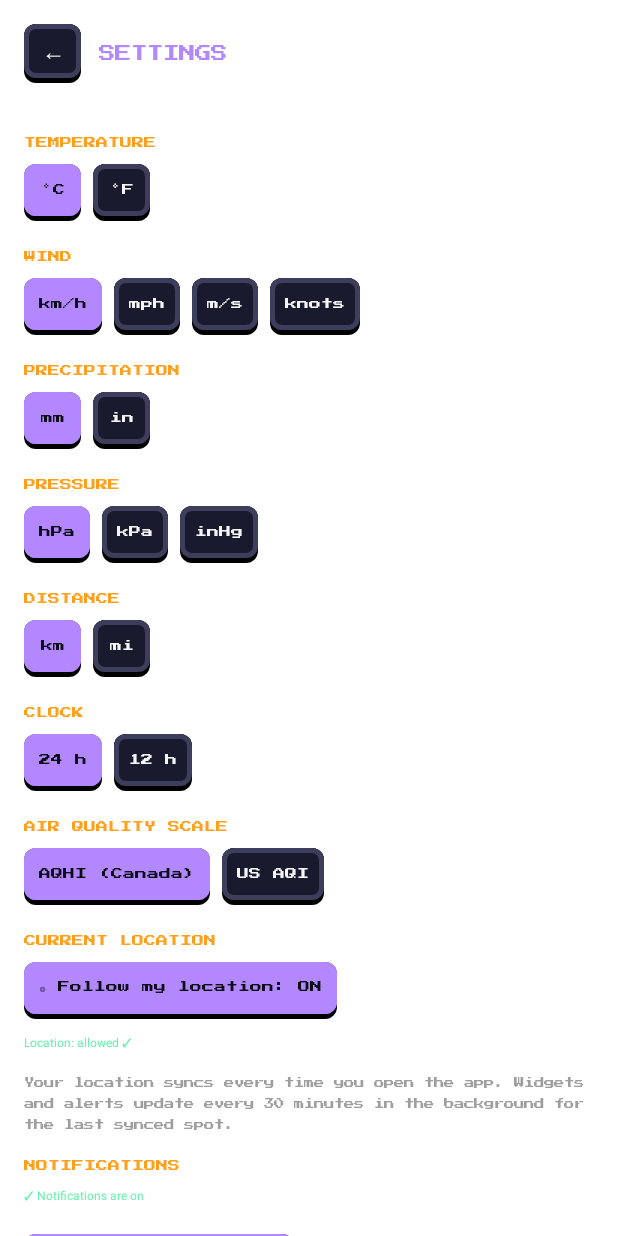
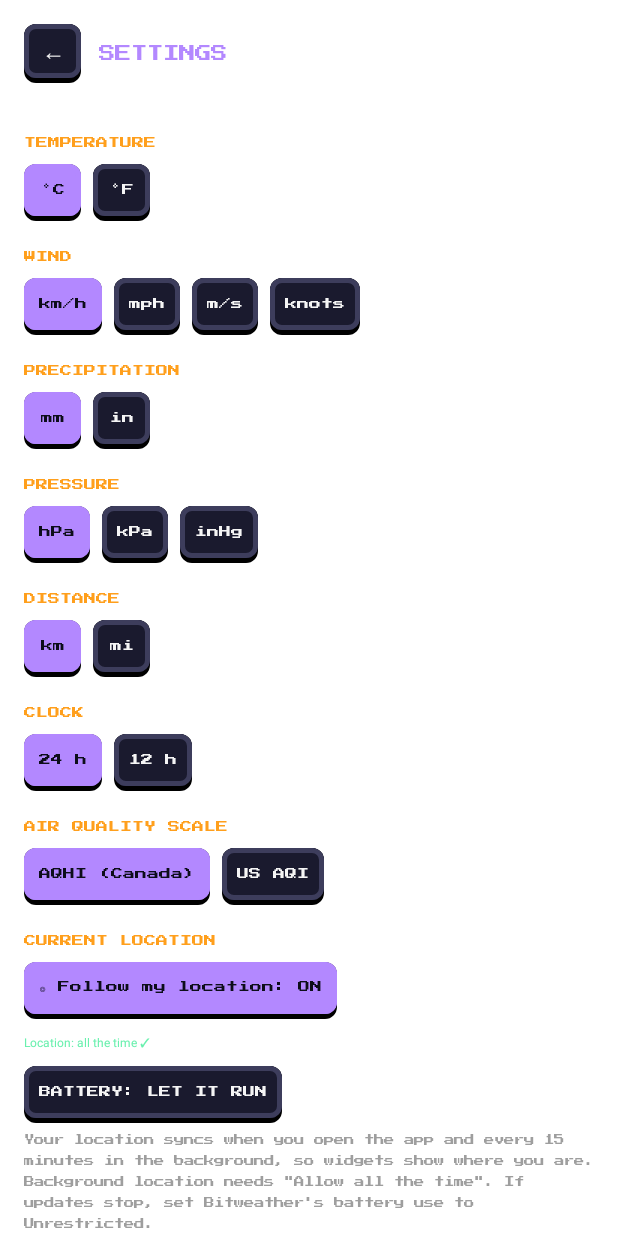
Before and after one commit to Hootywhooo86/bitweather, an Android app built with Jetpack Compose: the composable SettingsScreen shown on its own in the app's theme, on a phone screen of 412 x 824 dp. Run offline under Robolectric (Android 15) with nearby library versions, the phone set to English and light mode, and no system bars; network calls fail.

Commit message:
Widgets follow current location every 15 min; 6-hour forecast pops up reliably
- Background worker runs every 15 minutes (Android minimum) and syncs the
  current location when 'Allow all the time' is granted; restores that
  permission and adds a battery-settings shortcut
- 6-hour forecast is driven by an alarm allowed while idle (rescheduled on
  boot/update) instead of depending on deferred background work, and uses
  a new high-importance channel so it pops up
- Test covers the summary channel, posting and the next 6 h alarm

Co-Authored-By: Claude Opus 5.5 <noreply@anthropic.com>
Claude-Session: https://claude.ai/code/session_01Sc4EVVCMyX9uU7CGbhy5Ws

```diff
--- a/android/app/src/main/java/com/hootywhooo86/bitweather/BitweatherApp.kt
+++ b/android/app/src/main/java/com/hootywhooo86/bitweather/BitweatherApp.kt
@@ -3,6 +3,7 @@ package com.hootywhooo86.bitweather
 import android.app.Application
 import com.hootywhooo86.bitweather.data.Prefs
 import com.hootywhooo86.bitweather.notify.Notifier
+import com.hootywhooo86.bitweather.notify.SummaryAlarm
 import com.hootywhooo86.bitweather.work.UpdateWorker
 
 class BitweatherApp : Application() {
@@ -11,5 +12,6 @@ class BitweatherApp : Application() {
         Prefs.init(this)
         Notifier.channels(this)
         runCatching { UpdateWorker.schedule(this) }
+        SummaryAlarm.schedule(this)
     }
 }
--- a/android/app/src/main/java/com/hootywhooo86/bitweather/data/Repo.kt
+++ b/android/app/src/main/java/com/hootywhooo86/bitweather/data/Repo.kt
@@ -31,6 +31,9 @@ object LocationHelper {
     fun hasPermission(ctx: Context) =
         ContextCompat.checkSelfPermission(ctx, Manifest.permission.ACCESS_COARSE_LOCATION) == PackageManager.PERMISSION_GRANTED ||
             ContextCompat.checkSelfPermission(ctx, Manifest.permission.ACCESS_FINE_LOCATION) == PackageManager.PERMISSION_GRANTED
+
+    fun hasBackground(ctx: Context) = Build.VERSION.SDK_INT < Build.VERSION_CODES.Q ||
+        ContextCompat.checkSelfPermission(ctx, Manifest.permission.ACCESS_BACKGROUND_LOCATION) == PackageManager.PERMISSION_GRANTED
 
     @SuppressLint("MissingPermission")
     suspend fun current(ctx: Context): Location? {
@@ -71,7 +74,7 @@ object LocationHelper {
 }
 
 object Repo {
-    const val UPDATE_MS = 30 * 60 * 1000L
+    const val UPDATE_MS = 15 * 60 * 1000L
     private val mem = ConcurrentHashMap<String, WeatherBundle>()
     private val cycleLock = Mutex()
 
@@ -145,8 +148,10 @@ object Repo {
      */
     suspend fun cycle(ctx: Context, force: Boolean, foreground: Boolean, relocate: Boolean = false): WeatherBundle? = cycleLock.withLock {
         Prefs.init(ctx)
-        // Location syncs every time the app is opened; background runs reuse the last synced spot.
-        if ((relocate && Prefs.followGps) || Prefs.firstRun) {
+        // Location syncs when the app opens and on every 15-minute background run
+        // (background needs "Allow all the time"; otherwise the last synced spot is reused).
+        val canLocate = foreground || LocationHelper.hasBackground(ctx)
+        if (canLocate && ((relocate && Prefs.followGps) || Prefs.firstRun)) {
             runCatching { locate(ctx, select = foreground && (Prefs.activeId == "gps" || Prefs.firstRun)) }
         }
         val home = Prefs.home()
--- a/android/app/src/main/java/com/hootywhooo86/bitweather/ui/Screens.kt
+++ b/android/app/src/main/java/com/hootywhooo86/bitweather/ui/Screens.kt
@@ -187,11 +187,18 @@ fun SettingsScreen(act: MainActivity) {
                 Prefs.followGps = !Prefs.followGps; act.changed(); if (Prefs.followGps) act.refresh(true)
             }
         }
-        val fg = LocationHelper.hasPermission(ctx)
-        T(if (fg) "Location: allowed ✓" else "Location permission: OFF", 8.sp, if (fg) C.green else C.yellow,
-            Modifier.padding(top = 10.dp, bottom = 10.dp), family = androidx.compose.ui.text.font.FontFamily.Default)
-        if (!fg) Chips { PxButton("ALLOW LOCATION", primary = true) { act.requestLocation() } }
-        Note("Your location syncs every time you open the app. Widgets and alerts update every 30 minutes in the background for the last synced spot.")
+        val fg = LocationHelper.hasPermission(ctx); val bg = LocationHelper.hasBackground(ctx)
+        T(
+            when { !fg -> "Location permission: OFF"; !bg -> "Location: only while using the app"; else -> "Location: all the time ✓" },
+            8.sp, if (fg && bg) C.green else C.yellow, Modifier.padding(top = 10.dp, bottom = 10.dp),
+            family = androidx.compose.ui.text.font.FontFamily.Default,
+        )
+        Chips {
+            if (!fg) PxButton("ALLOW LOCATION", primary = true) { act.requestLocation() }
+            else if (!bg) PxButton("ALLOW ALL THE TIME", primary = true) { act.requestBackgroundLocation() }
+            PxButton("BATTERY: LET IT RUN") { act.openBatterySettings() }
+        }
+        Note("Your location syncs when you open the app and every 15 minutes in the background, so widgets show where you are. Background location needs \"Allow all the time\". If updates stop, set Bitweather's battery use to Unrestricted.")
 
         Section("NOTIFICATIONS")
         val allowed = Notifier.allowed(ctx)
@@ -202,6 +209,7 @@ fun SettingsScreen(act: MainActivity) {
             PxButton("! Weather alerts: ${if (Prefs.notifyAlerts) "ON" else "OFF"}", on = Prefs.notifyAlerts) { Prefs.notifyAlerts = !Prefs.notifyAlerts; act.changed() }
             PxButton("Forecast every 6 hours: ${if (Prefs.notifyConditions) "ON" else "OFF"}", on = Prefs.notifyConditions) {
                 Prefs.notifyConditions = !Prefs.notifyConditions; act.changed()
+                com.hootywhooo86.bitweather.notify.SummaryAlarm.schedule(ctx)
             }
             PxButton("App updates: ${if (Prefs.notifyUpdates) "ON" else "OFF"}", on = Prefs.notifyUpdates) { Prefs.notifyUpdates = !Prefs.notifyUpdates; act.changed() }
         }
```
Also changed, not shown: android/app/src/main/AndroidManifest.xml (+10 -0 lines), android/app/src/main/java/com/hootywhooo86/bitweather/notify/Notifier.kt (+20 -8 lines), android/app/src/main/java/com/hootywhooo86/bitweather/notify/SummaryAlarm.kt (added, +58 -0 lines), android/app/src/main/java/com/hootywhooo86/bitweather/ui/MainActivity.kt (+11 -0 lines), android/app/src/main/java/com/hootywhooo86/bitweather/work/UpdateWorker.kt (+6 -4 lines), 2 other files.
